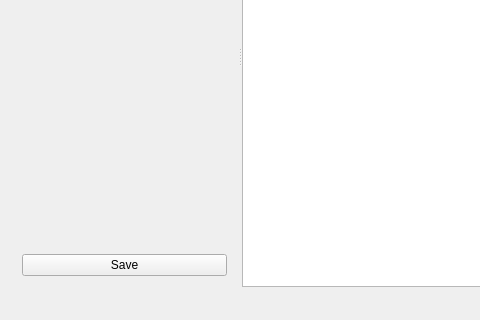
Above: mainwindow.ui from PLLUG-Community-C-Qt-Roadmap/CafeMenuEditor before the change; both pictures show x 0 to 480 and y 234 to 554 of the 823 by 554 pixel window. Below: the same form after it.
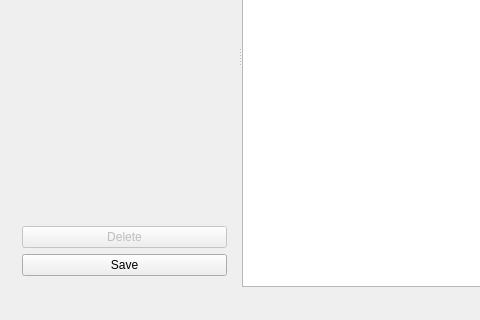
That is the form after the change. Custom widgets are drawn as their Qt base class.

Commit message: Implemented Delete button for Menu Item #6

```diff
--- a/mainwindow.ui
+++ b/mainwindow.ui
@@ -28,6 +28,16 @@
         <item>
          <widget class="EditorDelegate" name="menuEditorDelegate" native="true"/>
         </item>
+        <item>
+         <widget class="QPushButton" name="deletePushButton">
+          <property name="enabled">
+           <bool>false</bool>
+          </property>
+          <property name="text">
+           <string>Delete</string>
+          </property>
+         </widget>
+        </item>
         <item>
          <widget class="QPushButton" name="savePushButton">
           <property name="text">
```
Left out of the diff: 2 changed lines with no effect on the pictures. The commit also changes 8 other files.
